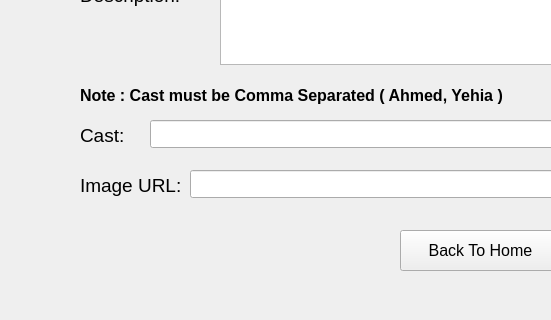
This is Cinema-GUI/UI/AddMovie.ui in abohoss/Cinema-Booking-System as Qt 5 draws it before an edit; both pictures show x 0 to 551 and y 280 to 600 of the 800 by 600 pixel window. The edited form follows.
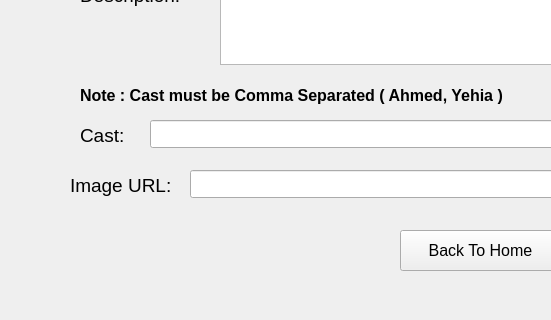
This is the edited form.

```diff
--- a/Cinema-GUI/UI/AddMovie.ui
+++ b/Cinema-GUI/UI/AddMovie.ui
@@ -185,7 +185,7 @@
     <property name="geometry">
      <rect>
       <x>10</x>
-      <y>480</y>
+      <y>510</y>
       <width>391</width>
       <height>41</height>
      </rect>
@@ -234,9 +234,9 @@
    <widget class="QLabel" name="label_9">
     <property name="geometry">
      <rect>
-      <x>80</x>
+      <x>70</x>
       <y>450</y>
-      <width>111</width>
+      <width>121</width>
       <height>31</height>
      </rect>
     </property>
```
Left out of the diff: 10 changed lines with no effect on the pictures.
